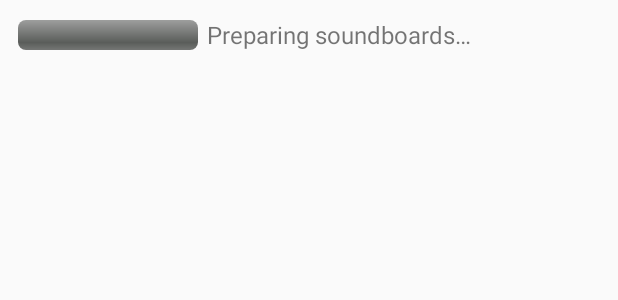
After one commit to the3soundcrafties/SoundboardCrafter, an Android app: the layout fragment_soundboard_list_loading.xml on its own in the app's theme, with its tools: preview values and no code run, on a phone screen of 412 x 824 dp. The commit adds this screen. Shown: the top 300 px of the screen. Run offline under Robolectric (Android 15) with nearby library versions, the phone set to English and light mode, and no system bars.

Commit message:
#117 Show progress bar when creating soundboards on first start

```diff
--- /dev/null
+++ b/app/src/main/res/layout/fragment_soundboard_list_loading.xml
@@ -0,0 +1,39 @@
+<?xml version="1.0" encoding="utf-8"?>
+<androidx.constraintlayout.widget.ConstraintLayout xmlns:android="http://schemas.android.com/apk/res/android"
+    xmlns:app="http://schemas.android.com/apk/res-auto"
+    android:id="@+id/loadingConstraintLayout"
+    android:layout_width="fill_parent"
+    android:layout_height="wrap_content"
+    android:baselineAligned="true"
+    android:gravity="center"
+    android:padding="12dp">
+
+    <ProgressBar
+        android:id="@+id/footerProgressBar"
+        android:layout_width="120dp"
+        android:layout_height="wrap_content"
+        app:layout_constraintBottom_toBottomOf="parent"
+        app:layout_constraintStart_toStartOf="parent"
+        app:layout_constraintTop_toTopOf="parent"
+        style="@android:style/Widget.ProgressBar.Horizontal"
+        android:progress="0" />
+
+    <TextView
+        android:id="@+id/textView"
+        android:layout_width="0dp"
+        android:layout_height="wrap_content"
+        android:layout_alignParentTop="true"
+        android:layout_alignParentEnd="true"
+        android:layout_marginStart="6dp"
+        android:layout_toEndOf="@id/footerProgressBar"
+        android:gravity="center_vertical"
+        android:singleLine="true"
+        android:text="@string/soundboard_list_preparing"
+        android:textSize="16sp"
+        app:layout_constraintBottom_toBottomOf="parent"
+        app:layout_constraintEnd_toEndOf="parent"
+        app:layout_constraintHorizontal_bias="0.166"
+        app:layout_constraintStart_toEndOf="@+id/footerProgressBar"
+        app:layout_constraintTop_toTopOf="parent" />
+
+</androidx.constraintlayout.widget.ConstraintLayout>
--- a/app/src/main/res/values/strings.xml
+++ b/app/src/main/res/values/strings.xml
@@ -48,6 +48,7 @@
     <string name="save">Save</string>
     <string name="new_soundboard">Add new soundboard</string>
     <string name="new_soundboard_name">NEW</string>
+    <string name="soundboard_list_preparing">Preparing soundboards…</string>
     <string name="new_game_name">NEW</string>
     <string name="sound_name">Sound name</string>
     <string name="sound_add">Add to soundboard</string>
```
Also changed, not shown: app/src/main/java/de/soundboardcrafter/activity/init/InitActivity.java (deleted, +0 -37 lines), app/src/main/java/de/soundboardcrafter/activity/soundboard/list/SoundboardListFragment.java (+65 -20 lines), app/src/main/res/layout/activity_init.xml (deleted, +0 -31 lines), app/src/main/res/layout/fragment_soundboard_list.xml (+4 -5 lines), 1 other file.
